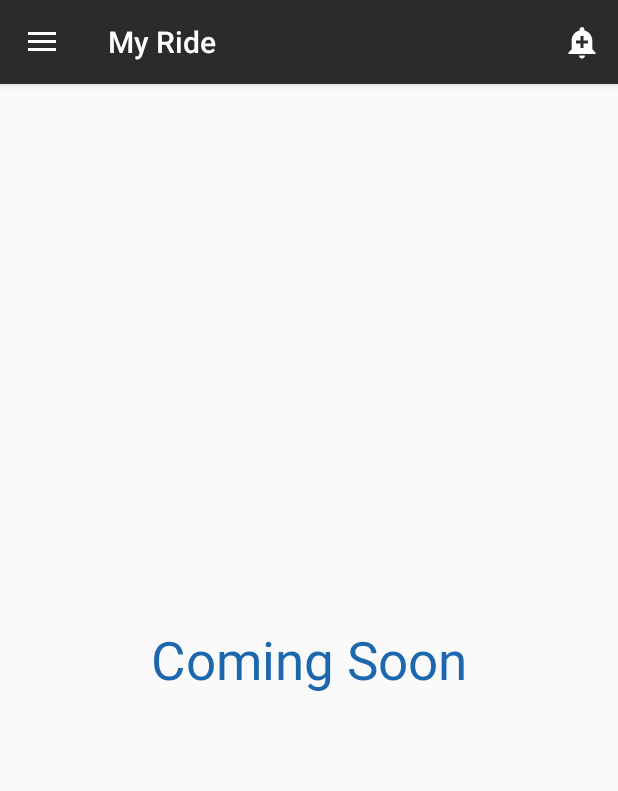
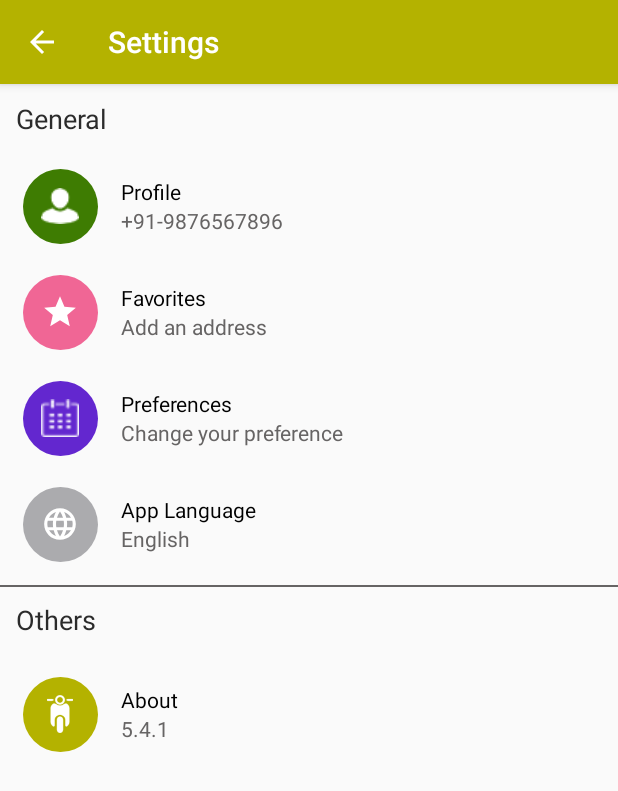
Before and after one commit to rajpatel123/c2c, an Android app: the NavigationActivity screen opened directly, with no data from a screen before it, in the side drawer, after a tap on "Settings", on a phone screen of 412 x 824 dp. Shown: the top 791 px of the screen. Run offline under Robolectric (Android 15) with nearby library versions, the phone set to English and light mode, and no system bars.

Commit message:
commit Settings Design

```diff
--- a/app/src/main/java/com/e/c2cjprtechnosoft/activities/NavigationActivity.java
+++ b/app/src/main/java/com/e/c2cjprtechnosoft/activities/NavigationActivity.java
@@ -108,8 +108,8 @@ public class NavigationActivity extends AppCompatActivity
             startActivity(intent);
 
         } else if (id == R.id.your_rider) {
-          Intent intent=new Intent(NavigationActivity.this,MyRidesActivity.class);
-          startActivity(intent);
+            Intent intent = new Intent(NavigationActivity.this, MyRidesActivity.class);
+            startActivity(intent);
 
         } else if (id == R.id.free_rider) {
             getSupportFragmentManager().beginTransaction()
@@ -122,12 +122,8 @@ public class NavigationActivity extends AppCompatActivity
 
         } else if (id == R.id.settings) {
 
-            Intent sharingIntent = new Intent(android.content.Intent.ACTION_SEND);
-            sharingIntent.setType("text/plain");
-            String shareBody = "Here is the share content body";
-            sharingIntent.putExtra(android.content.Intent.EXTRA_SUBJECT, "Subject Here");
-            sharingIntent.putExtra(android.content.Intent.EXTRA_TEXT, shareBody);
-            startActivity(Intent.createChooser(sharingIntent, "Share via"));
+            Intent intent = new Intent(NavigationActivity.this, SettingActivity.class);
+            startActivity(intent);
 
         } else if (id == R.id.helps) {
 
--- /dev/null
+++ b/app/src/main/java/com/e/c2cjprtechnosoft/activities/SettingActivity.java
@@ -0,0 +1,31 @@
+package com.e.c2cjprtechnosoft.activities;
+
+import android.support.v7.app.AppCompatActivity;
+import android.os.Bundle;
+import android.view.MenuItem;
+
+import com.e.c2cjprtechnosoft.R;
+
+public class SettingActivity extends AppCompatActivity {
+
+    @Override
+    protected void onCreate(Bundle savedInstanceState) {
+        super.onCreate(savedInstanceState);
+        setContentView(R.layout.activity_setting);
+
+
+        if (getSupportActionBar() != null){
+
+            getSupportActionBar().setDisplayHomeAsUpEnabled(true);
+            getSupportActionBar().setDisplayShowHomeEnabled(true);
+        }
+    }
+    @Override
+    public boolean onOptionsItemSelected(MenuItem item) {
+        if(item.getItemId()== android.R.id.home) {
+
+            finish();
+        }
+        return super.onOptionsItemSelected(item);
+    }
+}
--- /dev/null
+++ b/app/src/main/res/drawable/about_background_settings.xml
@@ -0,0 +1,10 @@
+<shape xmlns:android="http://schemas.android.com/apk/res/android"
+    android:shape="oval">
+    <solid android:color="@color/login_top_color">
+    </solid>
+
+    <size
+        android:width="50dp"
+        android:height="50dp"/>
+
+</shape>
--- /dev/null
+++ b/app/src/main/res/drawable/app_language_background_settings.xml
@@ -0,0 +1,10 @@
+<shape xmlns:android="http://schemas.android.com/apk/res/android"
+    android:shape="oval">
+    <solid android:color="@color/darkwhite">
+    </solid>
+
+    <size
+        android:width="50dp"
+        android:height="50dp"/>
+
+</shape>
--- /dev/null
+++ b/app/src/main/res/drawable/favorite_backgroung_settings.xml
@@ -0,0 +1,10 @@
+<shape xmlns:android="http://schemas.android.com/apk/res/android"
+    android:shape="oval">
+    <solid android:color="@color/fav_setting_color">
+    </solid>
+
+    <size
+        android:width="50dp"
+        android:height="50dp"/>
+
+</shape>
--- /dev/null
+++ b/app/src/main/res/drawable/language_setting_icon.xml
@@ -0,0 +1,5 @@
+<vector android:height="24dp" android:tint="#FFFFFF"
+    android:viewportHeight="24.0" android:viewportWidth="24.0"
+    android:width="24dp" xmlns:android="http://schemas.android.com/apk/res/android">
+    <path android:fillColor="#FF000000" android:pathData="M11.99,2C6.47,2 2,6.48 2,12s4.47,10 9.99,10C17.52,22 22,17.52 22,12S17.52,2 11.99,2zM18.92,8h-2.95c-0.32,-1.25 -0.78,-2.45 -1.38,-3.56 1.84,0.63 3.37,1.91 4.33,3.56zM12,4.04c0.83,1.2 1.48,2.53 1.91,3.96h-3.82c0.43,-1.43 1.08,-2.76 1.91,-3.96zM4.26,14C4.1,13.36 4,12.69 4,12s0.1,-1.36 0.26,-2h3.38c-0.08,0.66 -0.14,1.32 -0.14,2 0,0.68 0.06,1.34 0.14,2L4.26,14zM5.08,16h2.95c0.32,1.25 0.78,2.45 1.38,3.56 -1.84,-0.63 -3.37,-1.9 -4.33,-3.56zM8.03,8L5.08,8c0.96,-1.66 2.49,-2.93 4.33,-3.56C8.81,5.55 8.35,6.75 8.03,8zM12,19.96c-0.83,-1.2 -1.48,-2.53 -1.91,-3.96h3.82c-0.43,1.43 -1.08,2.76 -1.91,3.96zM14.34,14L9.66,14c-0.09,-0.66 -0.16,-1.32 -0.16,-2 0,-0.68 0.07,-1.35 0.16,-2h4.68c0.09,0.65 0.16,1.32 0.16,2 0,0.68 -0.07,1.34 -0.16,2zM14.59,19.56c0.6,-1.11 1.06,-2.31 1.38,-3.56h2.95c-0.96,1.65 -2.49,2.93 -4.33,3.56zM16.36,14c0.08,-0.66 0.14,-1.32 0.14,-2 0,-0.68 -0.06,-1.34 -0.14,-2h3.38c0.16,0.64 0.26,1.31 0.26,2s-0.1,1.36 -0.26,2h-3.38z"/>
+</vector>
--- /dev/null
+++ b/app/src/main/res/drawable/prefrences_background_settings.xml
@@ -0,0 +1,10 @@
+<shape xmlns:android="http://schemas.android.com/apk/res/android"
+    android:shape="oval">
+    <solid android:color="@color/prferences_setting_color">
+    </solid>
+
+    <size
+        android:width="50dp"
+        android:height="50dp"/>
+
+</shape>
--- /dev/null
+++ b/app/src/main/res/drawable/star_favorites_setings.xml
@@ -0,0 +1,5 @@
+<vector android:height="24dp" android:tint="#FFFFFF"
+    android:viewportHeight="24.0" android:viewportWidth="24.0"
+    android:width="24dp" xmlns:android="http://schemas.android.com/apk/res/android">
+    <path android:fillColor="#FF000000" android:pathData="M12,17.27L18.18,21l-1.64,-7.03L22,9.24l-7.19,-0.61L12,2 9.19,8.63 2,9.24l5.46,4.73L5.82,21z"/>
+</vector>
--- a/app/src/main/res/layout/activity_my_rides.xml
+++ b/app/src/main/res/layout/activity_my_rides.xml
@@ -148,6 +148,7 @@
             </RelativeLayout>
 
             <RelativeLayout
+                android:paddingBottom="7dp"
                 android:id="@+id/relative_cancel"
                 android:layout_width="match_parent"
                 android:layout_height="wrap_content"
--- /dev/null
+++ b/app/src/main/res/layout/activity_setting.xml
@@ -0,0 +1,311 @@
+<?xml version="1.0" encoding="utf-8"?>
+<RelativeLayout xmlns:android="http://schemas.android.com/apk/res/android"
+    xmlns:app="http://schemas.android.com/apk/res-auto"
+    xmlns:tools="http://schemas.android.com/tools"
+    android:layout_width="match_parent"
+    android:layout_height="match_parent"
+    tools:context=".activities.SettingActivity">
+
+
+    <RelativeLayout
+        android:id="@+id/relative_two"
+        android:layout_width="match_parent"
+        android:layout_height="wrap_content"
+        android:layout_below="@id/relative_one">
+
+        <TextView
+            android:id="@+id/txt_general"
+            android:layout_width="wrap_content"
+            android:layout_height="wrap_content"
+            android:layout_margin="@dimen/margin_5"
+            android:padding="@dimen/padding_5"
+            android:text="General"
+            android:textColor="@color/black_titles"
+            android:textSize="@dimen/title" />
+
+        <LinearLayout
+            android:layout_marginTop="@dimen/margin_5"
+            android:id="@+id/txt_profile_settings"
+            android:layout_width="match_parent"
+            android:layout_height="wrap_content"
+            android:layout_below="@id/txt_general"
+            android:orientation="horizontal"
+            android:padding="@dimen/padding_5">
+
+            <FrameLayout
+                android:layout_width="wrap_content"
+                android:layout_height="wrap_content"
+                android:layout_marginLeft="@dimen/margin_10"
+                android:background="@drawable/gender_background_profile">
+
+                <ImageView
+                    android:id="@+id/email_button"
+                    android:layout_width="@dimen/margin_25"
+                    android:layout_height="@dimen/margin_25"
+                    android:layout_gravity="center"
+                    android:src="@drawable/gender_profile_icon" />
+
+            </FrameLayout>
+
+
+            <LinearLayout
+                android:layout_width="match_parent"
+                android:layout_height="wrap_content"
+                android:layout_gravity="center_vertical"
+                android:layout_marginLeft="@dimen/margin_10"
+                android:orientation="vertical"
+                android:padding="@dimen/padding_5">
+
+                <TextView
+                    android:layout_width="wrap_content"
+                    android:layout_height="wrap_content"
+                    android:layout_gravity="center_vertical"
+                    android:text="Profile"
+                    android:textColor="@color/black"
+                    android:textSize="@dimen/sub_title" />
+
+                <TextView
+                    android:layout_width="wrap_content"
+                    android:layout_height="wrap_content"
+                    android:layout_gravity="center_vertical"
+                    android:text="+91-9876567896"
+                    android:textColor="@color/simple_white"
+                    android:textSize="@dimen/sub_title" />
+
+
+            </LinearLayout>
+
+        </LinearLayout>
+
+        <LinearLayout
+            android:layout_marginTop="@dimen/margin_10"
+            android:id="@+id/txt_Favorites"
+            android:layout_width="match_parent"
+            android:layout_height="wrap_content"
+            android:layout_below="@id/txt_profile_settings"
+            android:orientation="horizontal"
+            android:padding="@dimen/padding_5">
+
+            <FrameLayout
+                android:layout_width="wrap_content"
+                android:layout_height="wrap_content"
+                android:layout_marginLeft="@dimen/margin_10"
+                android:background="@drawable/favorite_backgroung_settings">
+
+                <ImageView
+                    android:id="@+id/gender_button"
+                    android:layout_width="@dimen/margin_25"
+                    android:layout_height="@dimen/margin_25"
+                    android:layout_gravity="center"
+                    android:src="@drawable/star_favorites_setings" />
+
+            </FrameLayout>
+            <LinearLayout
+                android:layout_width="match_parent"
+                android:layout_height="wrap_content"
+                android:layout_gravity="center_vertical"
+                android:layout_marginLeft="@dimen/margin_10"
+                android:orientation="vertical"
+                android:padding="@dimen/padding_5">
+
+                <TextView
+                    android:layout_width="wrap_content"
+                    android:layout_height="wrap_content"
+                    android:layout_gravity="center_vertical"
+                    android:text="Favorites"
+                    android:textColor="@color/black"
+                    android:textSize="@dimen/sub_title" />
+
+                <TextView
+                    android:layout_width="wrap_content"
+                    android:layout_height="wrap_content"
+                    android:layout_gravity="center_vertical"
+                    android:text="Add an address"
+                    android:textColor="@color/simple_white"
+                    android:textSize="@dimen/sub_title" />
+
+
+            </LinearLayout>
+
+        </LinearLayout>
+
+        <LinearLayout
+            android:layout_marginTop="@dimen/margin_10"
+            android:id="@+id/txt_preferences"
+            android:layout_width="match_parent"
+            android:layout_height="wrap_content"
+            android:layout_below="@id/txt_Favorites"
+            android:orientation="horizontal"
+            android:padding="@dimen/padding_5">
+
+            <FrameLayout
+                android:layout_width="wrap_content"
+                android:layout_height="wrap_content"
+                android:layout_marginLeft="@dimen/margin_10"
+                android:background="@drawable/prefrences_background_settings">
+
+                <ImageView
+                    android:id="@+id/birth_button"
+                    android:layout_width="@dimen/margin_25"
+                    android:layout_height="@dimen/margin_25"
+                    android:layout_gravity="center"
+                    android:src="@drawable/date_of_birth_profile_icon" />
+
+            </FrameLayout>
+
+
+            <LinearLayout
+                android:layout_width="match_parent"
+                android:layout_height="wrap_content"
+                android:layout_gravity="center_vertical"
+                android:layout_marginLeft="@dimen/margin_10"
+                android:orientation="vertical"
+                android:padding="@dimen/padding_5">
+
+                <TextView
+                    android:layout_width="wrap_content"
+                    android:layout_height="wrap_content"
+                    android:layout_gravity="center_vertical"
+                    android:text="Preferences"
+                    android:textColor="@color/black"
+                    android:textSize="@dimen/sub_title" />
+
+                <TextView
+                    android:layout_width="wrap_content"
+                    android:layout_height="wrap_content"
+                    android:layout_gravity="center_vertical"
+                    android:text="Change your preference"
+                    android:textColor="@color/simple_white"
+                    android:textSize="@dimen/sub_title" />
+
+
+            </LinearLayout>
+
+        </LinearLayout>
+
+        <LinearLayout
+            android:layout_marginTop="@dimen/margin_10"
+            android:id="@+id/txt_app_language"
+            android:layout_width="match_parent"
+            android:layout_height="wrap_content"
+            android:layout_below="@id/txt_preferences"
+            android:orientation="horizontal"
+            android:padding="@dimen/padding_5">
+
+            <FrameLayout
+                android:layout_width="wrap_content"
+                android:layout_height="wrap_content"
+                android:layout_marginLeft="@dimen/margin_10"
+                android:background="@drawable/app_language_background_settings">
+
+                <ImageView
+                    android:id="@+id/member_since_button"
+                    android:layout_width="@dimen/margin_25"
+                    android:layout_height="@dimen/margin_25"
+                    android:layout_gravity="center"
+                    android:src="@drawable/language_setting_icon" />
+
+            </FrameLayout>
+
+
+            <LinearLayout
+                android:layout_width="match_parent"
+                android:layout_height="wrap_content"
+                android:layout_gravity="center_vertical"
+                android:layout_marginLeft="@dimen/margin_10"
+                android:orientation="vertical"
+                android:padding="@dimen/padding_5">
+
+                <TextView
+                    android:layout_width="wrap_content"
+                    android:layout_height="wrap_content"
+                    android:layout_gravity="center_vertical"
+                    android:text="App Language"
+                    android:textColor="@color/black"
+                    android:textSize="@dimen/sub_title" />
+
+                <TextView
+                    android:layout_width="wrap_content"
+                    android:layout_height="wrap_content"
+                    android:layout_gravity="center_vertical"
+                    android:text="English"
+                    android:textColor="@color/simple_white"
+                    android:textSize="@dimen/sub_title" />
+
+
+            </LinearLayout>
+
+        </LinearLayout>
+
+
+    </RelativeLayout>
+    <RelativeLayout
+        android:layout_width="match_parent"
+        android:layout_height="wrap_content"
+        android:layout_below="@id/relative_two"
+        android:paddingTop="@dimen/margin_10">
+        <View
+            android:layout_width="match_parent"
+            android:layout_height="2px"
+            android:background="@color/simple_white" />
+        <TextView
+            android:id="@+id/txt_others"
+            android:layout_width="wrap_content"
+            android:layout_height="wrap_content"
+            android:layout_margin="@dimen/margin_5"
+            android:padding="@dimen/padding_5"
+            android:text="Others"
+            android:textColor="@color/black_titles"
+            android:textSize="@dimen/title" />
+        <LinearLayout
+            android:layout_marginTop="@dimen/margin_10"
+            android:id="@+id/txt_about"
+            android:layout_width="match_parent"
+            android:layout_height="wrap_content"
+            android:layout_below="@id/txt_others"
+            android:orientation="horizontal"
+            android:padding="@dimen/padding_5">
+
+            <FrameLayout
+                android:layout_width="wrap_content"
+                android:layout_height="wrap_content"
+                android:layout_marginLeft="@dimen/margin_10"
+                android:background="@drawable/about_background_settings">
+
+                <ImageView
+                    android:id="@+id/logout_button"
+                    android:layout_width="@dimen/margin_25"
+                    android:layout_height="@dimen/margin_25"
+                    android:layout_gravity="center"
+                    android:tint="@color/white"
+                    android:src="@drawable/scooter" />
+            </FrameLayout>
+            <LinearLayout
+                android:layout_width="match_parent"
+                android:layout_height="wrap_content"
+                android:layout_gravity="center_vertical"
+                android:layout_marginLeft="@dimen/margin_10"
+                android:orientation="vertical"
+                android:padding="@dimen/padding_5">
+
+                <TextView
+                    android:layout_width="wrap_content"
+                    android:layout_height="wrap_content"
+                    android:layout_gravity="center_vertical"
+                    android:text="About"
+                    android:textColor="@color/black"
+                    android:textSize="@dimen/sub_title" />
+
+                <TextView
+                    android:layout_width="wrap_content"
+                    android:layout_height="wrap_content"
+                    android:layout_gravity="center_vertical"
+                    android:text="5.4.1"
+                    android:textColor="@color/simple_white"
+                    android:textSize="@dimen/sub_title" />
+
+            </LinearLayout>
+        </LinearLayout>
+    </RelativeLayout>
+
+</RelativeLayout>
--- a/app/src/main/res/values/colors.xml
+++ b/app/src/main/res/values/colors.xml
@@ -8,6 +8,8 @@
     <color name="app_bg">#EAEDF2</color>
     <color name="app_bg1">#dc5d01</color>
     <color name="login_top_color">#b4b200</color>
+    <color name="fav_setting_color">#F06695</color>
+    <color name="prferences_setting_color">#6327CF</color>
 
     <color name="black">#000000</color>
     <color name="dark_gray">#aaa</color>
```
Also changed, not shown: app/src/main/AndroidManifest.xml (+14 -3 lines), app/src/main/java/com/e/c2cjprtechnosoft/activities/ChooseLanguageActivity.java (added, +15 -0 lines), app/src/main/java/com/e/c2cjprtechnosoft/activities/FavoriteActivity.java (added, +29 -0 lines), app/src/main/res/drawable/delete_fav_icon.xml (added, +10 -0 lines), app/src/main/res/layout/activity_choose_language.xml (added, +9 -0 lines), app/src/main/res/layout/activity_favorite.xml (added, +148 -0 lines).
